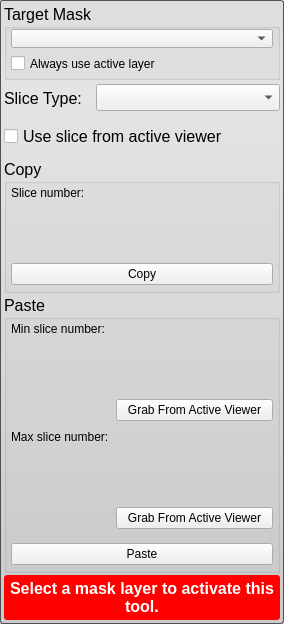
The window that src/Interface/ToolInterface/ClipboardToolInterface.ui (jessdtate/Seg3D) describes before a commit, drawn with Qt 5.
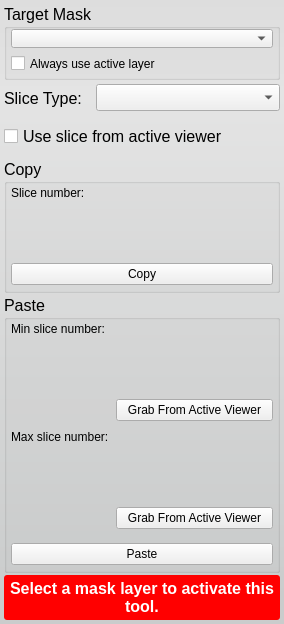
The same window after the commit. Custom widgets are drawn as their Qt base class.

What changed in the file:
```diff
--- a/src/Interface/ToolInterface/ClipboardToolInterface.ui
+++ b/src/Interface/ToolInterface/ClipboardToolInterface.ui
@@ -21,7 +21,6 @@
   <property name="styleSheet">
    <string notr="true">QWidget#ClipboardToolInterface{
 	border-radius: 3px;
-	border: 1px solid rgb(80, 80,80);
 	background-color: qlineargradient(spread:pad, x1:0.5, y1:0, x2:0.5, y2:0.960227, stop:0 rgba(221, 221, 221, 255), stop:0.155779 rgba(228, 228, 228, 255), stop:1 rgba(202, 204, 204, 255));      
 }</string>
   </property>
```
